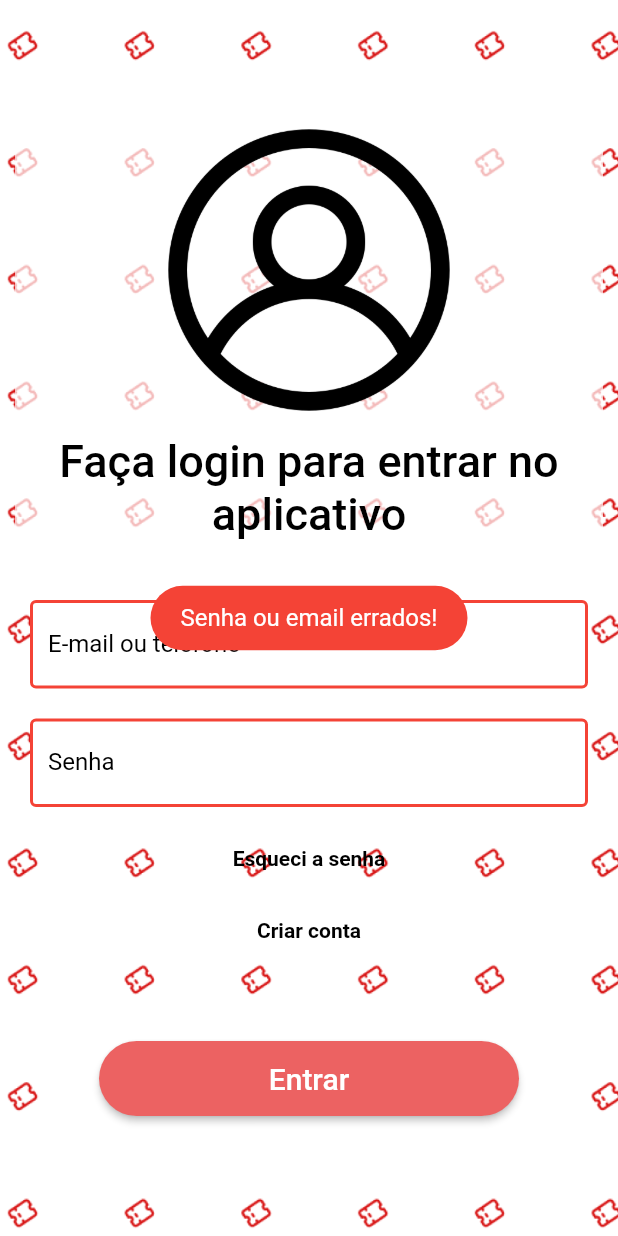
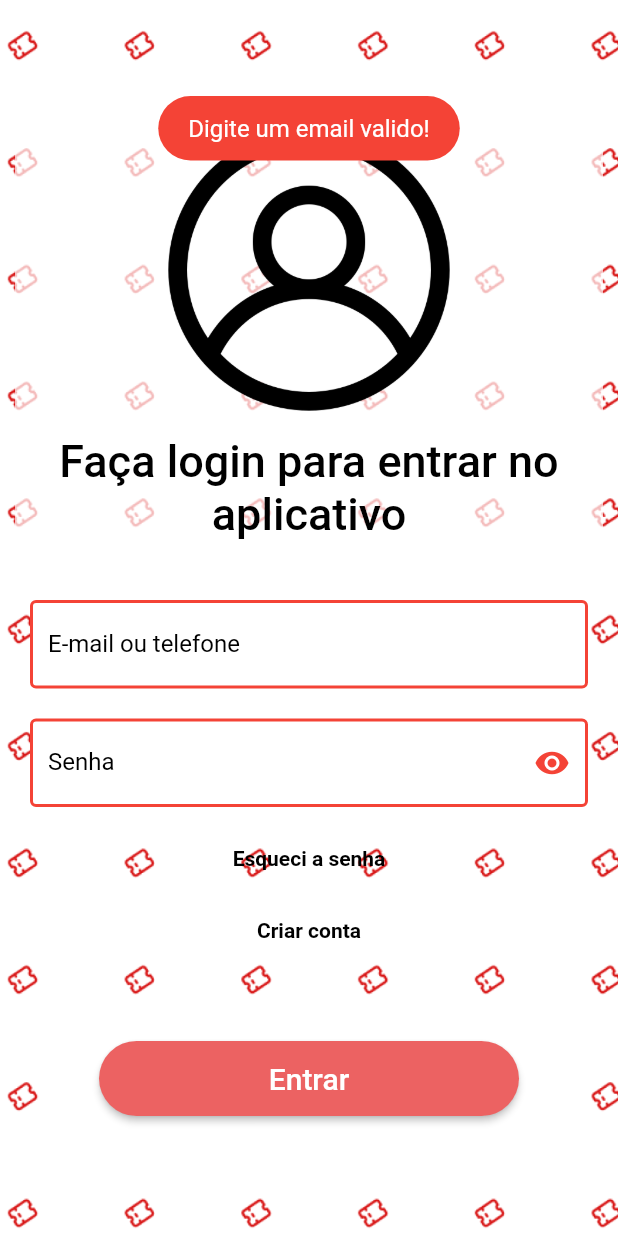
Before and after one commit to leonardorh18/Cupons-Club---Flutter, a Flutter app: the Login screen opened directly, after a tap on "Entrar", on a phone screen of 412 x 824 dp. Run offline on Flutter 3.47's test engine with Material 2 defaults, Android fonts, the phone set to English and light mode, and no system bars; our stand-ins replace dotted_line, email_validator, flutter_spinkit, fluttertoast, font_awesome_flutter, google_fonts and 3 more; missing offline and left inert: mysql1; accounts and stored records are empty; project files that could hold a hidden picture were left out.

Commit message:
fix login e func de logout

```diff
--- a/lib/Utils/utils.dart
+++ b/lib/Utils/utils.dart
@@ -20,11 +20,11 @@ class Utils {
 
   }
 
-  showMessage(String message) {
+  showMessageUp(String message) {
         Fluttertoast.showToast(
           msg: message,
           toastLength: Toast.LENGTH_SHORT,
-          gravity: ToastGravity.CENTER,
+          gravity: ToastGravity.TOP,
           backgroundColor: Colors.red,
           textColor: Colors.white,
           timeInSecForIos: 10,
--- a/lib/main.dart
+++ b/lib/main.dart
@@ -1,12 +1,13 @@
 
 import 'package:flutter/material.dart';
-import 'package:teste/views/signin.dart';
+import 'package:teste/views/loading_screen.dart';
+
 
 
 void main()  {
 
   runApp(MaterialApp(
-    home: Cadastro(),
+    home: Loading(),
 
     debugShowCheckedModeBanner: false,
 
--- a/lib/views/detalhes_cupom.dart
+++ b/lib/views/detalhes_cupom.dart
@@ -49,7 +49,7 @@ class _DetalhesCupomState extends State<DetalhesCupom> {
   }
   Widget build(BuildContext context) {
     return carregandoTarefas ? spinkit : Scaffold(
-      appBar:appBar.buildAppBar(),
+      appBar:appBar.buildAppBar(context),
       body: SingleChildScrollView(child: Padding(
           padding: EdgeInsets.fromLTRB(15, 15, 15, 10),
           child: Column(
--- a/lib/views/home.dart
+++ b/lib/views/home.dart
@@ -11,6 +11,9 @@ class Home extends StatefulWidget {
   Usuario usuario;
   Home(this.usuario);
 
+    @override
+  State<Home> createState() => _HomeState();
+}
 class _HomeState extends State<Home> {
   var indexTela = 1;
   CustomAppBar appBar = new CustomAppBar();
@@ -30,7 +33,7 @@ class _HomeState extends State<Home> {
           systemNavigationBarIconBrightness:Brightness.dark, //navigation bar icons' color
     ),
     child: Scaffold(
-      appBar: appBar.buildAppBar() ,
+      appBar: appBar.buildAppBar(context) ,
 
       body: telas[indexTela],
 
--- a/lib/views/login.dart
+++ b/lib/views/login.dart
@@ -7,7 +7,8 @@ import 'package:teste/Utils/utils.dart';
 import 'package:email_validator/email_validator.dart';
 import 'package:google_fonts/google_fonts.dart';
 import 'package:teste/DAO/UsuarioDAO.dart';
-
+import 'package:teste/views/signin.dart';
+import 'package:shared_preferences/shared_preferences.dart';
 class Login extends StatefulWidget {
   const Login({Key? key}) : super(key: key);
 
@@ -20,22 +21,33 @@ class _LoginState extends State<Login> {
   TextEditingController passwordController = TextEditingController();
   UsuarioDAO usuarioDAO = UsuarioDAO();
   Utils utils = Utils();
+  bool _passwordVisible = true;
 
    validarLogin() async{
 
     bool isValid = EmailValidator.validate(emailController.text.trim());
     if (!isValid){
-        utils.showMessage('Digite um email valido!');
+        Navigator.of(context).pop();
+        utils.showMessageUp('Digite um email valido!');
 
-    }
+    } else {
       var usuario = await usuarioDAO.login(emailController.text.trim(), passwordController.text.trim());
       if (usuario is bool) {
         Navigator.of(context).pop();
-      utils.showMessage('Senha ou email errados!');
+        utils.showMessageUp('Senha ou email errados!');
 
       } else {
+        final prefs = await SharedPreferences.getInstance();
+        await prefs.setString('nome', usuario.getNome.toString());
+        await prefs.setString('email', usuario.getEmail.toString());
+        await prefs.setString('senha', usuario.getSenha.toString());
+        await prefs.setString('telefone', usuario.getTelefone.toString());
+        await prefs.setString('id', usuario.getId.toString());
+        await prefs.setBool('logado', true);
+        print('NOMEEEEEEEE' + prefs.getString('nome').toString());
         Navigator.of(context).pop();
         Navigator.pushReplacement(context, PageTransition(type: PageTransitionType.rightToLeftWithFade, child: Home(usuario )));
+      }
     }
 
 
@@ -111,7 +123,7 @@ class _LoginState extends State<Login> {
               padding: const EdgeInsets.fromLTRB(10, 10, 10, 0),
               child: TextField(
                 cursorColor: Colors.black,
-                obscureText: true,
+                obscureText: _passwordVisible,
                 controller: passwordController,
                 decoration: InputDecoration(
                   labelStyle: GoogleFonts.montserratAlternates(
@@ -124,6 +136,18 @@ class _LoginState extends State<Login> {
                     borderSide: BorderSide(color: Colors.red, width: 2.0),
                   ),
                   labelText: 'Senha',
+                  suffixIcon: IconButton(
+                    color: Colors.red,
+                        icon: Icon(
+                          _passwordVisible ? Icons.visibility : Icons.visibility_off,
+                          ),
+                        onPressed: () {
+
+                          setState(() {
+                              _passwordVisible = !_passwordVisible;
+                          });
+                        },
+                  ),
                   filled: true,
                   fillColor: Colors.white,
                 ),
@@ -150,7 +174,7 @@ class _LoginState extends State<Login> {
                 primary: Colors.black,
               ),
               onPressed: () {
-                //forgot password screen
+                Navigator.push(context, PageTransition(type: PageTransitionType.rightToLeftWithFade, child: Cadastro()));
               },
               child: Text(
                 'Criar conta',
--- a/lib/views/signin.dart
+++ b/lib/views/signin.dart
@@ -26,6 +26,7 @@ class _CadastroState extends State<Cadastro> {
               Brightness.dark, //navigation bar icons' color
         ),
         child: Scaffold(
+          resizeToAvoidBottomInset: false,
           body: Container(
             decoration: BoxDecoration(
                 image: DecorationImage(
--- a/pubspec.yaml
+++ b/pubspec.yaml
@@ -24,6 +24,7 @@ dependencies:
   intl: ^0.16.1
   flutter:
     sdk: flutter
+  shared_preferences: ^2.0.13
   url_launcher: ^6.0.20
   email_validator: '^1.0.6'
   ticket_card: ^0.2.0
```
Also changed, not shown: lib/views/loading_screen.dart (added, +58 -0 lines), lib/views/widgets/appbar.dart (+28 -12 lines), pubspec.lock, 3 other files. Lines whose indentation alone changed are shown as unchanged.
